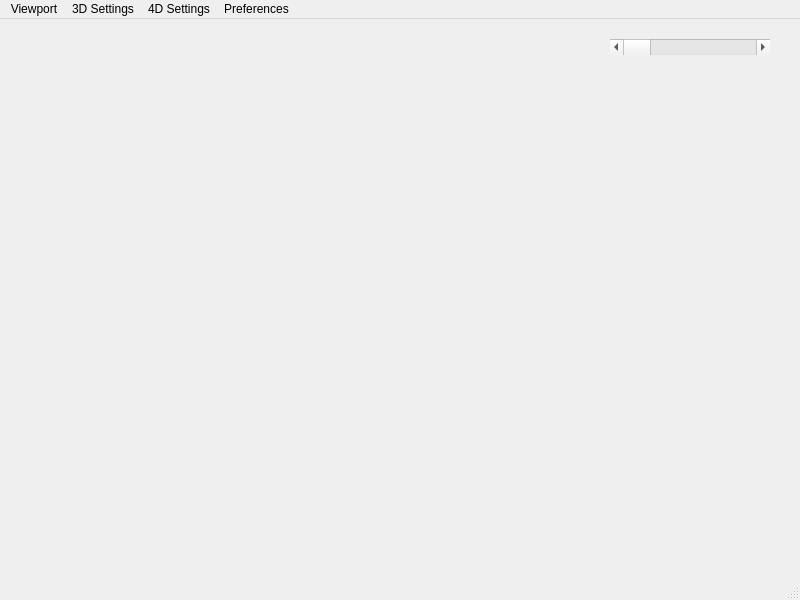
Luminic/NWAPW_RayTracer, file src/MainWindow.ui: the form before one commit.
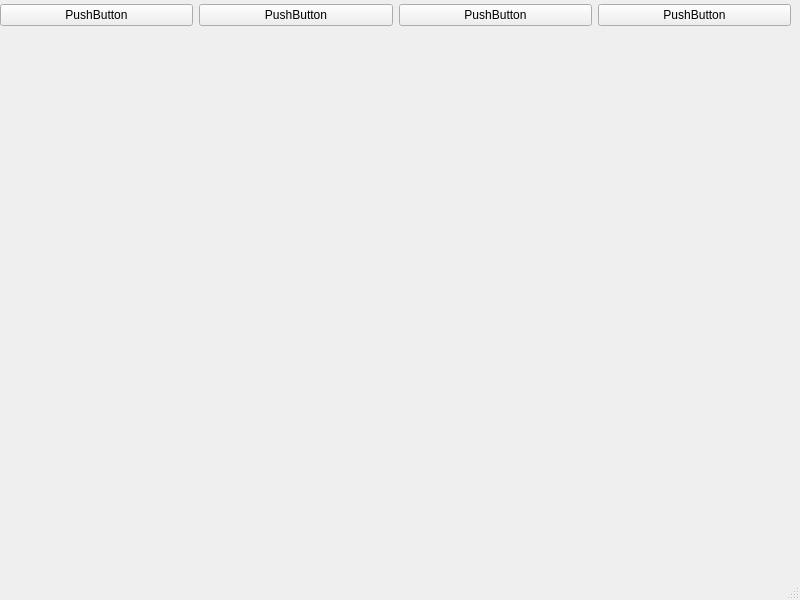
The form after the commit.

```diff
--- a/src/MainWindow.ui
+++ b/src/MainWindow.ui
@@ -17,8 +17,8 @@
    <widget class="QWidget" name="viewportWidget" native="true">
     <property name="geometry">
      <rect>
-      <x>20</x>
-      <y>50</y>
+      <x>40</x>
+      <y>80</y>
       <width>400</width>
       <height>401</height>
      </rect>
@@ -30,54 +30,46 @@
      </size>
     </property>
    </widget>
-   <widget class="QScrollBar" name="horizontalScrollBar">
-    <property name="geometry">
-     <rect>
-      <x>610</x>
-      <y>20</y>
-      <width>160</width>
-      <height>16</height>
-     </rect>
-    </property>
-    <property name="orientation">
-     <enum>Qt::Horizontal</enum>
-    </property>
-   </widget>
-  </widget>
-  <widget class="QMenuBar" name="menubar">
+   <widget class="QWidget" name="horizontalLayoutWidget">
    <property name="geometry">
     <rect>
      <x>0</x>
      <y>0</y>
-     <width>800</width>
-     <height>26</height>
-    </rect>
-   </property>
-   <widget class="QMenu" name="menuNWAPW_Ray_Tracer">
-    <property name="title">
-     <string>Viewport</string>
-    </property>
-   </widget>
-   <widget class="QMenu" name="menuEpic">
-    <property name="title">
-     <string>3D Settings</string>
-    </property>
-    <addaction name="actionSOME_SETTING"/>
-   </widget>
-   <widget class="QMenu" name="menu4D_Settings">
-    <property name="title">
-     <string>4D Settings</string>
-    </property>
-   </widget>
-   <widget class="QMenu" name="menuPreferences">
-    <property name="title">
-     <string>Preferences</string>
-    </property>
-   </widget>
-   <addaction name="menuNWAPW_Ray_Tracer"/>
-   <addaction name="menuEpic"/>
-   <addaction name="menu4D_Settings"/>
-   <addaction name="menuPreferences"/>
+      <width>791</width>
+      <height>31</height>
+     </rect>
+    </property>
+    <layout class="QHBoxLayout" name="horizontalLayout">
+     <item>
+      <widget class="QPushButton" name="pushButton_4">
+       <property name="text">
+        <string>PushButton</string>
+       </property>
+      </widget>
+     </item>
+     <item>
+      <widget class="QPushButton" name="pushButton_3">
+       <property name="text">
+        <string>PushButton</string>
+       </property>
+      </widget>
+     </item>
+     <item>
+      <widget class="QPushButton" name="pushButton_2">
+       <property name="text">
+        <string>PushButton</string>
+       </property>
+      </widget>
+     </item>
+     <item>
+      <widget class="QPushButton" name="pushButton">
+       <property name="text">
+        <string>PushButton</string>
+       </property>
+      </widget>
+     </item>
+    </layout>
+   </widget>
   </widget>
   <widget class="QStatusBar" name="statusbar"/>
   <action name="actionSOME_SETTING">
```
Lines whose indentation alone changed are shown as unchanged.
